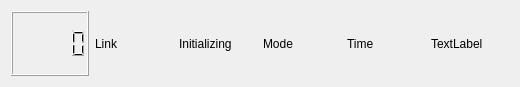
Old version of the form bank-view/fronts/widgetstatusbarbundle.ui in the repository smandyscom/front-base-widget.
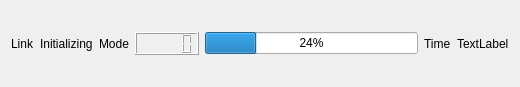
New version of the form.

Commit message: report queue status

Diff of the .ui file:
```diff
--- a/bank-view/fronts/widgetstatusbarbundle.ui
+++ b/bank-view/fronts/widgetstatusbarbundle.ui
@@ -14,17 +14,28 @@
    <string>WidgetStatusBarBundle</string>
   </property>
   <layout class="QGridLayout" name="gridLayout">
-   <item row="0" column="0">
-    <widget class="QLCDNumber" name="lcdNumberElapsedTime"/>
+   <item row="0" column="8">
+    <widget class="QLabel" name="labelModel">
+     <property name="text">
+      <string>TextLabel</string>
+     </property>
+    </widget>
    </item>
    <item row="0" column="3">
+    <widget class="QLabel" name="labelInitializingStatus">
+     <property name="text">
+      <string>Initializing</string>
+     </property>
+    </widget>
+   </item>
+   <item row="0" column="4">
     <widget class="QLabel" name="labelCurrentMode">
      <property name="text">
       <string>Mode</string>
      </property>
     </widget>
    </item>
-   <item row="0" column="4">
+   <item row="0" column="7">
     <widget class="QLabel" name="labelCurrentTime">
      <property name="text">
       <string>Time</string>
@@ -32,25 +43,21 @@
     </widget>
    </item>
    <item row="0" column="2">
-    <widget class="QLabel" name="labelInitializingStatus">
-     <property name="text">
-      <string>Initializing</string>
-     </property>
-    </widget>
-   </item>
-   <item row="0" column="1">
     <widget class="QLabel" name="labelLinkStatus">
      <property name="text">
       <string>Link</string>
      </property>
     </widget>
    </item>
+   <item row="0" column="6">
+    <widget class="QProgressBar" name="progressBarTaskQueue">
+     <property name="value">
+      <number>24</number>
+     </property>
+    </widget>
+   </item>
    <item row="0" column="5">
-    <widget class="QLabel" name="labelModel">
-     <property name="text">
-      <string>TextLabel</string>
-     </property>
-    </widget>
+    <widget class="QLCDNumber" name="lcdNumberElapsedTime"/>
    </item>
   </layout>
  </widget>
```
The commit also changes 5 other files.
